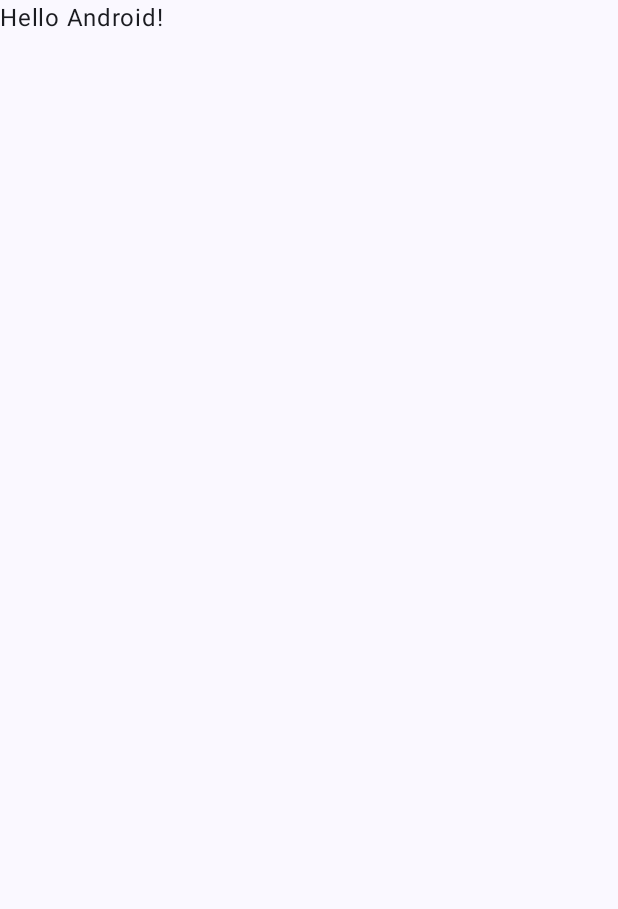
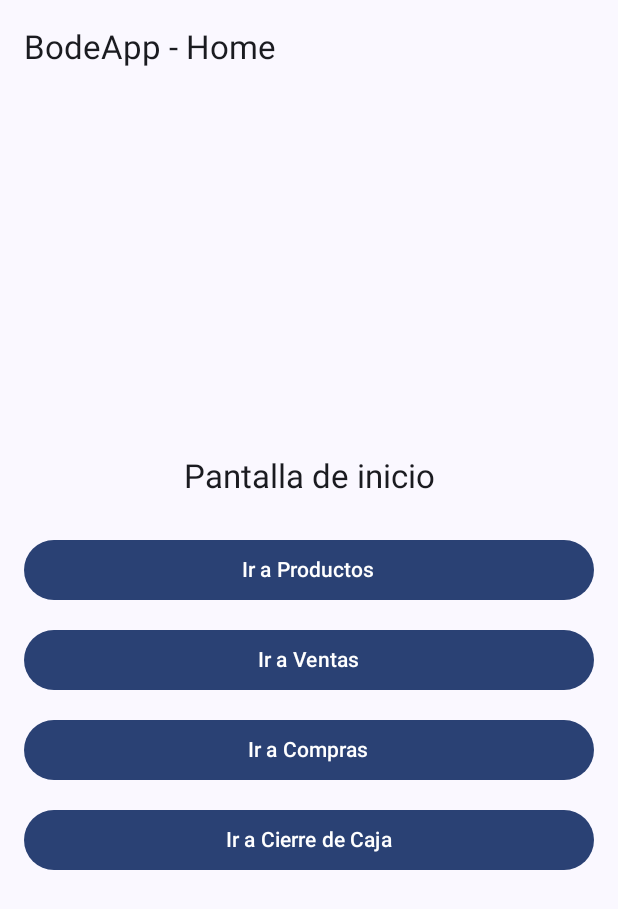
Before and after one commit to fef159/BodeApp-Control-de-Ventas, an Android app built with Jetpack Compose: the screen it shows after launch (MainActivity), on a phone screen of 412 x 824 dp. Before the commit the part shown is almost empty. Shown: the top 909 px of the screen. Run offline under Robolectric (Android 15) with nearby library versions, the phone set to English and light mode, and no system bars.

Commit message:
Navegacion Funcional

```diff
--- a/BodeAPP/app/build.gradle.kts
+++ b/BodeAPP/app/build.gradle.kts
@@ -47,6 +47,8 @@ dependencies {
     implementation(platform(libs.androidx.compose.bom))
     implementation(libs.androidx.ui)
     implementation(libs.androidx.ui.graphics)
+    implementation("androidx.navigation:navigation-compose:2.8.3")
+
     implementation(libs.androidx.ui.tooling.preview)
     implementation(libs.androidx.material3)
     testImplementation(libs.junit)
--- a/BodeAPP/app/src/main/java/com/bodeapp/MainActivity.kt
+++ b/BodeAPP/app/src/main/java/com/bodeapp/MainActivity.kt
@@ -4,13 +4,9 @@ import android.os.Bundle
 import androidx.activity.ComponentActivity
 import androidx.activity.compose.setContent
 import androidx.activity.enableEdgeToEdge
-import androidx.compose.foundation.layout.fillMaxSize
-import androidx.compose.foundation.layout.padding
-import androidx.compose.material3.Scaffold
-import androidx.compose.material3.Text
-import androidx.compose.runtime.Composable
-import androidx.compose.ui.Modifier
-import androidx.compose.ui.tooling.preview.Preview
+import androidx.compose.material3.MaterialTheme
+import androidx.compose.material3.Surface
+import com.bodeapp.navigation.AppNavigation
 import com.bodeapp.ui.theme.BodeAppTheme
 
 class MainActivity : ComponentActivity() {
@@ -19,29 +15,12 @@ class MainActivity : ComponentActivity() {
         enableEdgeToEdge()
         setContent {
             BodeAppTheme {
-                Scaffold(modifier = Modifier.fillMaxSize()) { innerPadding ->
-                    Greeting(
-                        name = "Android",
-                        modifier = Modifier.padding(innerPadding)
-                    )
+                // Fondo principal de la app
+                Surface(color = MaterialTheme.colorScheme.background) {
+                    // Llamamos al sistema de navegación
+                    AppNavigation()
                 }
             }
         }
     }
 }
-
-@Composable
-fun Greeting(name: String, modifier: Modifier = Modifier) {
-    Text(
-        text = "Hello $name!",
-        modifier = modifier
-    )
-}
-
-@Preview(showBackground = true)
-@Composable
-fun GreetingPreview() {
-    BodeAppTheme {
-        Greeting("Android")
-    }
-}
--- a/BodeAPP/app/src/main/java/com/bodeapp/navigation/AppNavigation.kt
+++ b/BodeAPP/app/src/main/java/com/bodeapp/navigation/AppNavigation.kt
@@ -1 +1,28 @@
 package com.bodeapp.navigation
+
+import androidx.compose.runtime.Composable
+import androidx.navigation.NavHostController
+import androidx.navigation.compose.NavHost
+import androidx.navigation.compose.composable
+import androidx.navigation.compose.rememberNavController
+import com.bodeapp.cierre.compras.CierreScreen
+import com.bodeapp.ui.compras.CompraScreen
+import com.bodeapp.ui.home.HomeScreen
+import com.bodeapp.ui.productos.ProductoScreen
+import com.bodeapp.ventas.productos.VentaScreen
+
+@Composable
+fun AppNavigation() {
+    val navController: NavHostController = rememberNavController()
+
+    NavHost(
+        navController = navController,
+        startDestination = "home"
+    ) {
+        composable("home") { HomeScreen(navController) }
+        composable("productos") { ProductoScreen(navController) }
+        composable("ventas") { VentaScreen(navController) }
+        composable("compras") { CompraScreen(navController) }
+        composable("cierre") { CierreScreen(navController) }
+    }
+}
--- a/BodeAPP/app/src/main/java/com/bodeapp/ui/cierre/CierreScreen.kt
+++ b/BodeAPP/app/src/main/java/com/bodeapp/ui/cierre/CierreScreen.kt
@@ -0,0 +1,6 @@
+package com.bodeapp.cierre.compras
+
+import androidx.navigation.NavController
+
+fun CierreScreen(navController: NavController) {
+}
--- a/BodeAPP/app/src/main/java/com/bodeapp/ui/compras/CompraScreen.kt
+++ b/BodeAPP/app/src/main/java/com/bodeapp/ui/compras/CompraScreen.kt
@@ -1 +1,6 @@
 package com.bodeapp.ui.compras
+
+import androidx.navigation.NavController
+
+fun CompraScreen(navController: NavController) {
+}
--- a/BodeAPP/app/src/main/java/com/bodeapp/ui/home/HomeScreen.kt
+++ b/BodeAPP/app/src/main/java/com/bodeapp/ui/home/HomeScreen.kt
@@ -1 +1,63 @@
 package com.bodeapp.ui.home
+
+import androidx.compose.foundation.layout.*
+import androidx.compose.material3.*
+import androidx.compose.runtime.Composable
+import androidx.compose.ui.Alignment
+import androidx.compose.ui.Modifier
+import androidx.compose.ui.unit.dp
+import androidx.navigation.NavController
+
+@OptIn(ExperimentalMaterial3Api::class)
+@Composable
+fun HomeScreen(navController: NavController) {
+    Scaffold(
+        topBar = { TopAppBar(title = { Text("BodeApp - Home") }) }
+    ) { padding ->
+        Column(
+            modifier = Modifier
+                .fillMaxSize()
+                .padding(padding)
+                .padding(16.dp),
+            verticalArrangement = Arrangement.Center,
+            horizontalAlignment = Alignment.CenterHorizontally
+        ) {
+            Text("Pantalla de inicio", style = MaterialTheme.typography.titleLarge)
+            Spacer(modifier = Modifier.height(24.dp))
+
+            Button(
+                onClick = { navController.navigate("productos") },
+                modifier = Modifier.fillMaxWidth()
+            ) {
+                Text("Ir a Productos")
+            }
+
+            Spacer(modifier = Modifier.height(12.dp))
+
+            Button(
+                onClick = { navController.navigate("ventas") },
+                modifier = Modifier.fillMaxWidth()
+            ) {
+                Text("Ir a Ventas")
+            }
+
+            Spacer(modifier = Modifier.height(12.dp))
+
+            Button(
+                onClick = { navController.navigate("compras") },
+                modifier = Modifier.fillMaxWidth()
+            ) {
+                Text("Ir a Compras")
+            }
+
+            Spacer(modifier = Modifier.height(12.dp))
+
+            Button(
+                onClick = { navController.navigate("cierre") },
+                modifier = Modifier.fillMaxWidth()
+            ) {
+                Text("Ir a Cierre de Caja")
+            }
+        }
+    }
+}
--- a/BodeAPP/app/src/main/java/com/bodeapp/ui/productos/ProductoScreen.kt
+++ b/BodeAPP/app/src/main/java/com/bodeapp/ui/productos/ProductoScreen.kt
@@ -1 +1,7 @@
 package com.bodeapp.ui.productos
+
+import androidx.navigation.NavController
+
+fun ProductoScreen(navController: NavController){
+
+}
--- a/BodeAPP/app/src/main/java/com/bodeapp/ui/ventas/VentaScreen.kt
+++ b/BodeAPP/app/src/main/java/com/bodeapp/ui/ventas/VentaScreen.kt
@@ -0,0 +1,6 @@
+package com.bodeapp.ventas.productos
+
+import androidx.navigation.NavController
+
+fun VentaScreen(navController: NavController) {
+}
```
